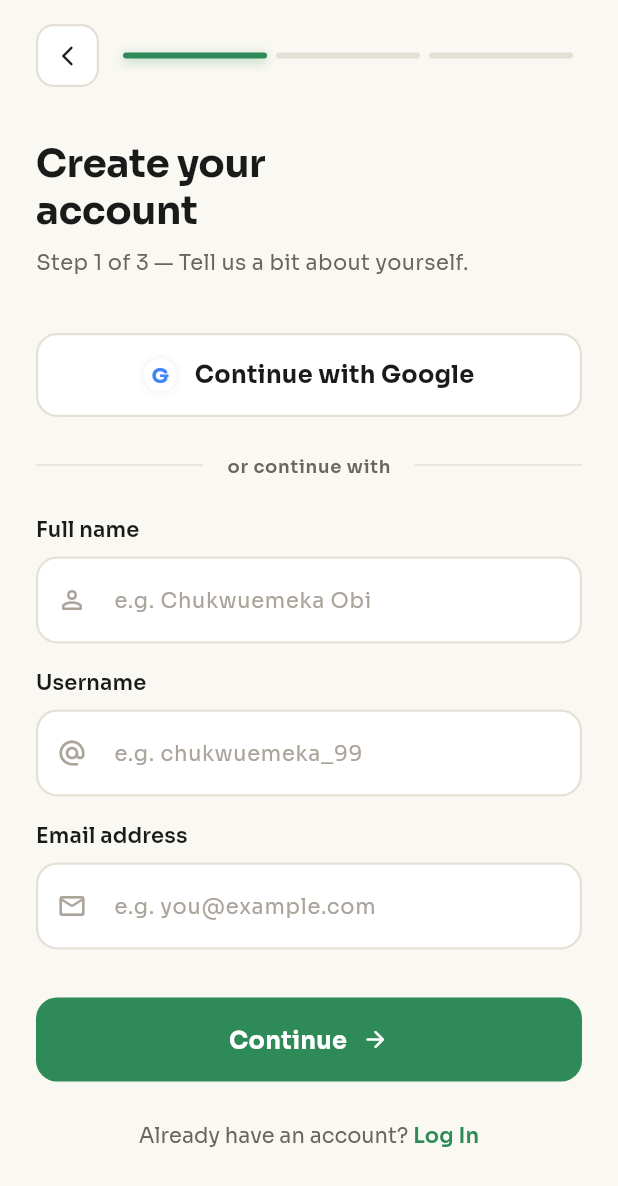
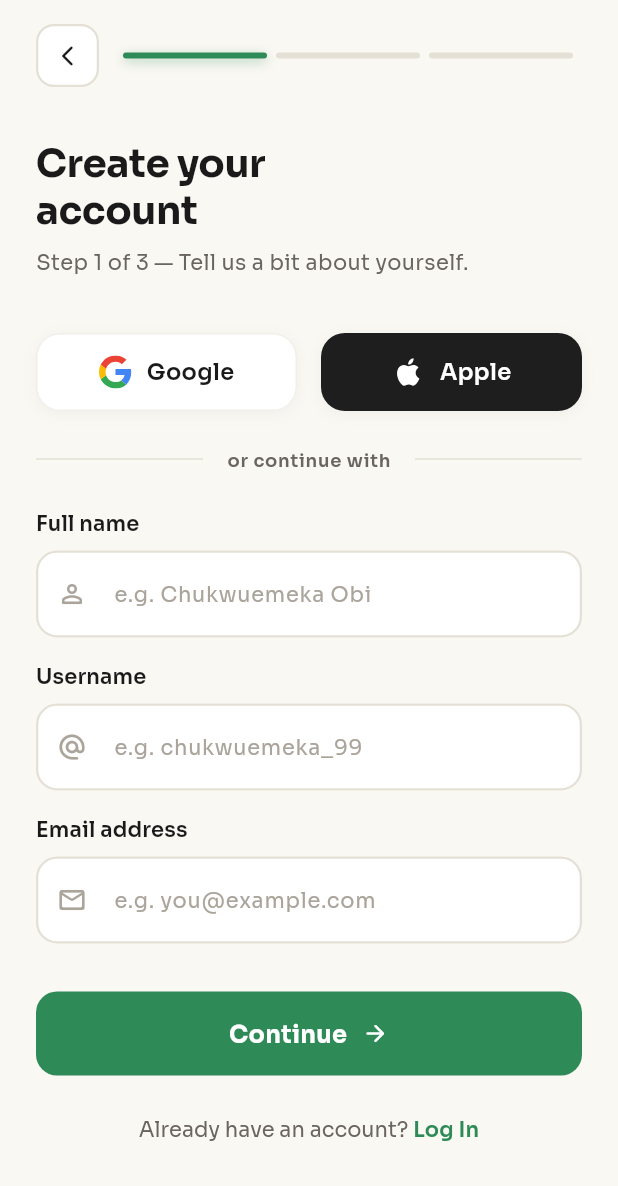
Before and after one commit to Bigdreams415/LangGpt-mobile, a Flutter app: the SignupStep1Screen screen opened by its route, on a phone screen of 412 x 824 dp. Shown: the top 1186 px of the screen. Run offline on Flutter 3.47's test engine with Material 3 defaults, Android fonts, the phone set to English and light mode, and no system bars; our stand-ins replace confetti, dio, flutter_riverpod, flutter_secure_storage, flutter_svg, google_sign_in; accounts and stored records are empty.

Commit message:
the login and sign up screen are now modified to use the svg

```diff
--- a/lib/features/auth/screens/signup_step1_screen.dart
+++ b/lib/features/auth/screens/signup_step1_screen.dart
@@ -1,6 +1,7 @@
 import 'package:flutter/material.dart';
 import 'package:flutter/gestures.dart';
 import 'package:flutter_riverpod/flutter_riverpod.dart';
+import 'package:flutter_svg/flutter_svg.dart';
 import '../../../core/constants/app_colors.dart';
 import '../../../core/constants/app_constants.dart';
 import '../../../core/constants/app_text_styles.dart';
@@ -71,6 +72,16 @@ class _SignupStep1ScreenState extends ConsumerState<SignupStep1Screen> {
     }
   }
 
+  void _handleAppleSignIn() async {
+    ScaffoldMessenger.of(context).showSnackBar(
+      SnackBar(
+        content: const Text('Apple Sign In coming soon.'),
+        behavior: SnackBarBehavior.floating,
+        shape: RoundedRectangleBorder(borderRadius: BorderRadius.circular(10)),
+      ),
+    );
+  }
+
   void _handleNext() {
     if (!_formKey.currentState!.validate()) return;
     final data = SignupData(
@@ -116,8 +127,30 @@ class _SignupStep1ScreenState extends ConsumerState<SignupStep1Screen> {
               ),
               const SizedBox(height: 36),
 
-              // ── Google Button ─────────────────────────────────────────────
-              _GoogleSignInButton(onTap: _handleGoogleSignIn),
+              // ── Social Buttons ─────────────────────────────────────────────
+              Row(
+                children: [
+                  Expanded(
+                    child: _buildSocialButton(
+                      onTap: _handleGoogleSignIn,
+                      label: 'Google',
+                      iconPath: 'assets/images/google-icon.svg',
+                      fallbackIcon: Icons.g_mobiledata_rounded,
+                      isApple: false,
+                    ),
+                  ),
+                  const SizedBox(width: 16),
+                  Expanded(
+                    child: _buildSocialButton(
+                      onTap: _handleAppleSignIn,
+                      label: 'Apple',
+                      iconPath: 'assets/images/apple-logo.svg',
+                      fallbackIcon: Icons.apple_rounded,
+                      isApple: true,
+                    ),
+                  ),
+                ],
+              ),
               const SizedBox(height: 24),
               _OrDivider(),
               const SizedBox(height: 24),
@@ -223,6 +256,75 @@ class _SignupStep1ScreenState extends ConsumerState<SignupStep1Screen> {
       ),
     );
   }
+
+  Widget _buildSocialButton({
+    required VoidCallback onTap,
+    required String label,
+    required String iconPath,
+    required IconData fallbackIcon,
+    bool isApple = false,
+  }) {
+    final bgColor = isApple ? const Color(0xFF1E1E1E) : AppColors.surface;
+    final textColor = isApple ? Colors.white : AppColors.textPrimary;
+    final iconColorFilter =
+        isApple ? const ColorFilter.mode(Colors.white, BlendMode.srcIn) : null;
+
+    return Container(
+      height: 52,
+      decoration: BoxDecoration(
+        color: bgColor,
+        borderRadius: BorderRadius.circular(16),
+        border: isApple
+            ? null
+            : Border.all(color: AppColors.divider.withOpacity(0.5), width: 1),
+        boxShadow: [
+          BoxShadow(
+            color: Colors.black.withOpacity(0.04),
+            blurRadius: 8,
+            offset: const Offset(0, 2),
+          ),
+        ],
+      ),
+      child: Material(
+        color: Colors.transparent,
+        child: InkWell(
+          onTap: onTap,
+          borderRadius: BorderRadius.circular(16),
+          child: Padding(
+            padding: const EdgeInsets.symmetric(horizontal: 12),
+            child: Row(
+              mainAxisAlignment: MainAxisAlignment.center,
+              children: [
+                SvgPicture.asset(
+                  iconPath,
+                  height: 22,
+                  width: 22,
+                  colorFilter: iconColorFilter,
+                  placeholderBuilder: (context) => Icon(
+                    fallbackIcon,
+                    size: 22,
+                    color: textColor,
+                  ),
+                ),
+                const SizedBox(width: 10),
+                Flexible(
+                  child: Text(
+                    label,
+                    style: TextStyle(
+                      fontSize: 15,
+                      fontWeight: FontWeight.w600,
+                      color: textColor,
+                    ),
+                    overflow: TextOverflow.ellipsis,
+                  ),
+                ),
+              ],
+            ),
+          ),
+        ),
+      ),
+    );
+  }
 }
 
 // ── Supporting Widgets ───────────────────────────────────────────────────────
@@ -288,62 +390,6 @@ class _BackButton extends StatelessWidget {
   }
 }
 
-class _GoogleSignInButton extends StatelessWidget {
-  final VoidCallback onTap;
-  const _GoogleSignInButton({required this.onTap});
-
-  @override
-  Widget build(BuildContext context) {
-    return GestureDetector(
-      onTap: onTap,
-      child: Container(
-        height: 56,
-        decoration: BoxDecoration(
-          color: AppColors.surface,
-          borderRadius: BorderRadius.circular(14),
-          border: Border.all(color: AppColors.divider, width: 1.5),
-        ),
-        child: Row(
-          mainAxisAlignment: MainAxisAlignment.center,
-          children: [
-            Container(
-              width: 22,
-              height: 22,
-              decoration: BoxDecoration(
-                shape: BoxShape.circle,
-                color: Colors.white,
-                boxShadow: [
-                  BoxShadow(
-                    color: Colors.black.withValues(alpha: 0.08),
-                    blurRadius: 4,
-                  ),
-                ],
-              ),
-              child: const Center(
-                child: Text(
-                  'G',
-                  style: TextStyle(
-                    fontSize: 14,
-                    fontWeight: FontWeight.w700,
-                    color: Color(0xFF4285F4),
-                  ),
-                ),
-              ),
-            ),
-            const SizedBox(width: 12),
-            Text(
-              AppStrings.continueWithGoogle,
-              style: AppTextStyles.buttonLarge.copyWith(
-                color: AppColors.textPrimary,
-              ),
-            ),
-          ],
-        ),
-      ),
-    );
-  }
-}
-
 class _OrDivider extends StatelessWidget {
   @override
   Widget build(BuildContext context) {
```
Also changed, not shown: lib/features/auth/screens/login_screen.dart (+105 -59 lines).
